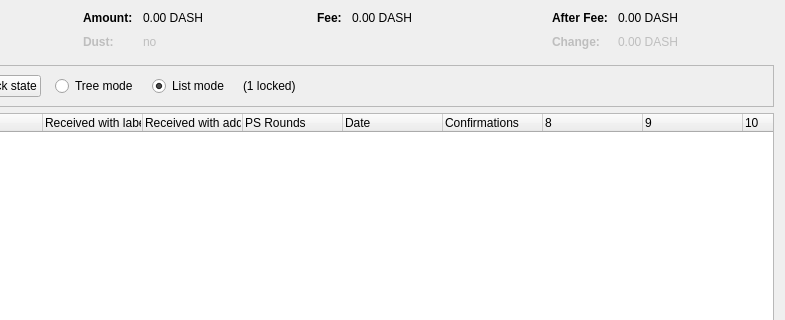
This is src/qt/forms/coincontroldialog.ui in Johnmcbridebitchw/thought as Qt 5 draws it before an edit; both pictures show x 169 to 954 and y 0 to 320 of the 954 by 500 pixel window. The edited form follows.
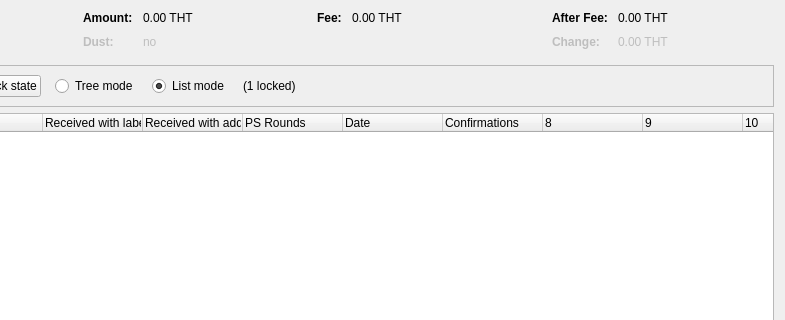
This is the edited form. Custom widgets are drawn as their Qt base class.

Diff of the .ui file:
```diff
--- a/src/qt/forms/coincontroldialog.ui
+++ b/src/qt/forms/coincontroldialog.ui
@@ -132,7 +132,7 @@
           <enum>Qt::ActionsContextMenu</enum>
          </property>
          <property name="text">
-          <string notr="true">0.00 DASH</string>
+          <string notr="true">0.00 THT</string>
          </property>
          <property name="textInteractionFlags">
           <set>Qt::LinksAccessibleByMouse|Qt::TextSelectableByKeyboard|Qt::TextSelectableByMouse</set>
@@ -212,7 +212,7 @@
           <enum>Qt::ActionsContextMenu</enum>
          </property>
          <property name="text">
-          <string notr="true">0.00 DASH</string>
+          <string notr="true">0.00 THT</string>
          </property>
          <property name="textInteractionFlags">
           <set>Qt::LinksAccessibleByMouse|Qt::TextSelectableByKeyboard|Qt::TextSelectableByMouse</set>
@@ -257,7 +257,7 @@
           <enum>Qt::ActionsContextMenu</enum>
          </property>
          <property name="text">
-          <string notr="true">0.00 DASH</string>
+          <string notr="true">0.00 THT</string>
          </property>
          <property name="textInteractionFlags">
           <set>Qt::LinksAccessibleByMouse|Qt::TextSelectableByKeyboard|Qt::TextSelectableByMouse</set>
@@ -292,7 +292,7 @@
           <enum>Qt::ActionsContextMenu</enum>
          </property>
          <property name="text">
-          <string notr="true">0.00 DASH</string>
+          <string notr="true">0.00 THT</string>
          </property>
          <property name="textInteractionFlags">
           <set>Qt::LinksAccessibleByMouse|Qt::TextSelectableByKeyboard|Qt::TextSelectableByMouse</set>
```
